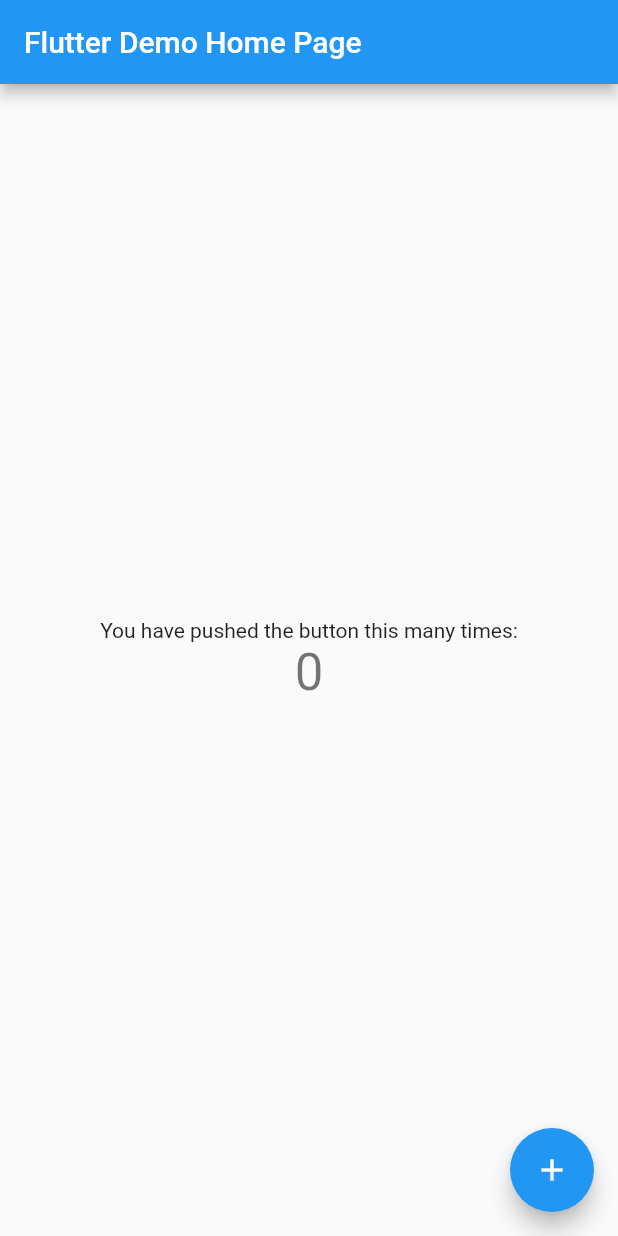
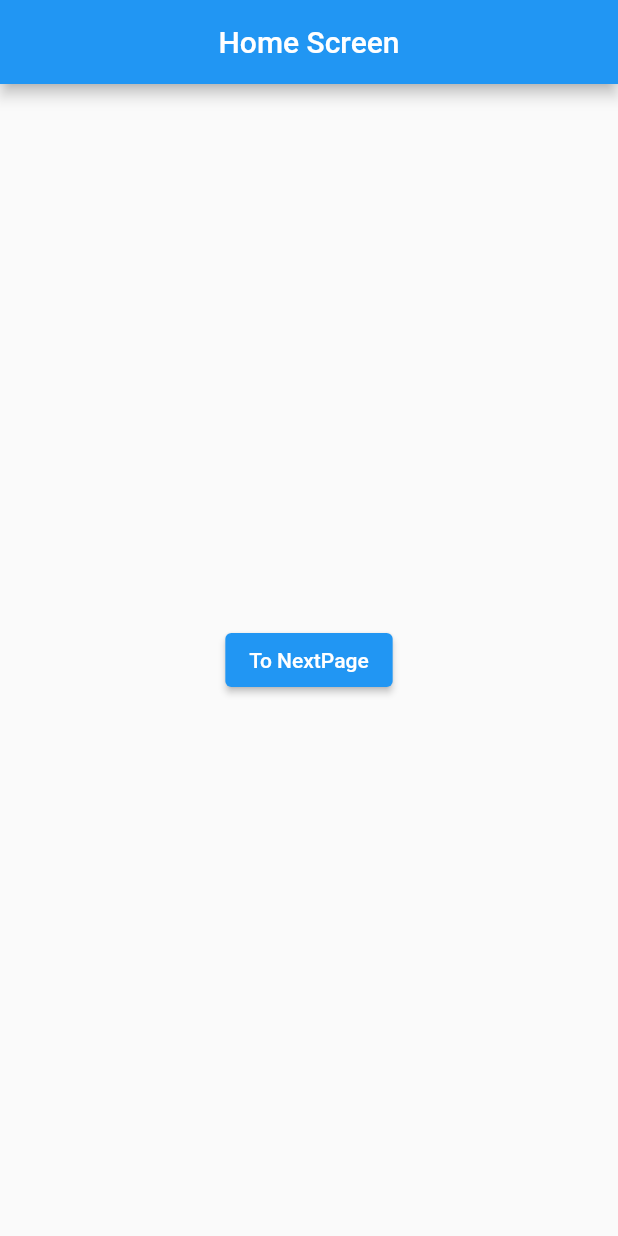
Before and after one commit to ha-koichi/flutter_demo, a Flutter app: the screen it shows after launch, on a phone screen of 412 x 824 dp. Run offline on Flutter 3.47's test engine with Material 2 defaults, Android fonts, the phone set to English and light mode, and no system bars.

Commit message:
簡単なページ遷移機能の追加

```diff
--- a/lib/main.dart
+++ b/lib/main.dart
@@ -26,7 +26,54 @@ class MyApp extends StatelessWidget {
         // closer together (more dense) than on mobile platforms.
         visualDensity: VisualDensity.adaptivePlatformDensity,
       ),
-      home: MyHomePage(title: 'Flutter Demo Home Page'),
+      home: HomeScreen(),
+    );
+  }
+}
+
+class HomeScreen extends StatelessWidget {
+  @override
+  Widget build(BuildContext context) {
+    return Scaffold(
+      appBar: AppBar(
+        title: Text('Home Screen'),
+        centerTitle: true,
+      ),
+      body: Center(
+        child: ElevatedButton(
+          child: Text("To NextPage"),
+          onPressed: () {
+            Navigator.push(
+              context,
+              MaterialPageRoute(
+                builder: (context) => NextScreen(),
+              ),
+            );
+          },
+        ),
+      ),
+    );
+  }
+}
+
+class NextScreen extends StatelessWidget {
+  @override
+  Widget build(BuildContext context) {
+    return Scaffold(
+      appBar: AppBar(
+        title: Text("Next Screen"),
+        centerTitle: true,
+      ),
+      body: Center(
+        child: ElevatedButton(
+          child: Text("Back To Previous Page"),
+          onPressed: () {
+            Navigator.pop(
+              context,
+            );
+          },
+        ),
+      )
     );
   }
 }
```
